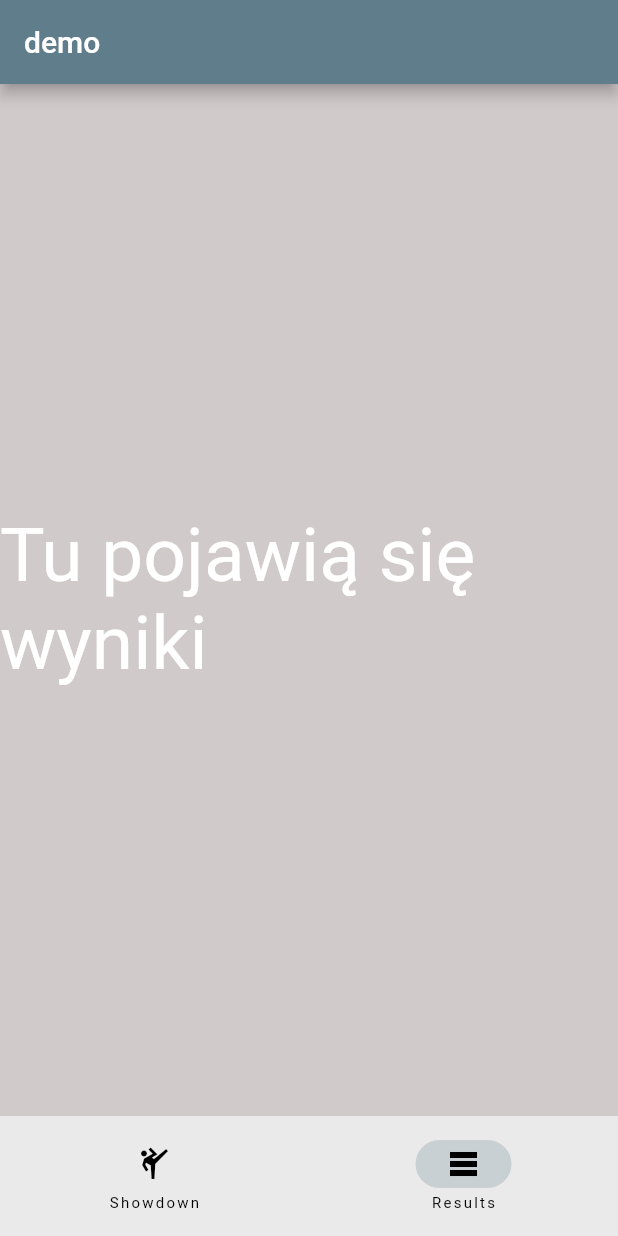
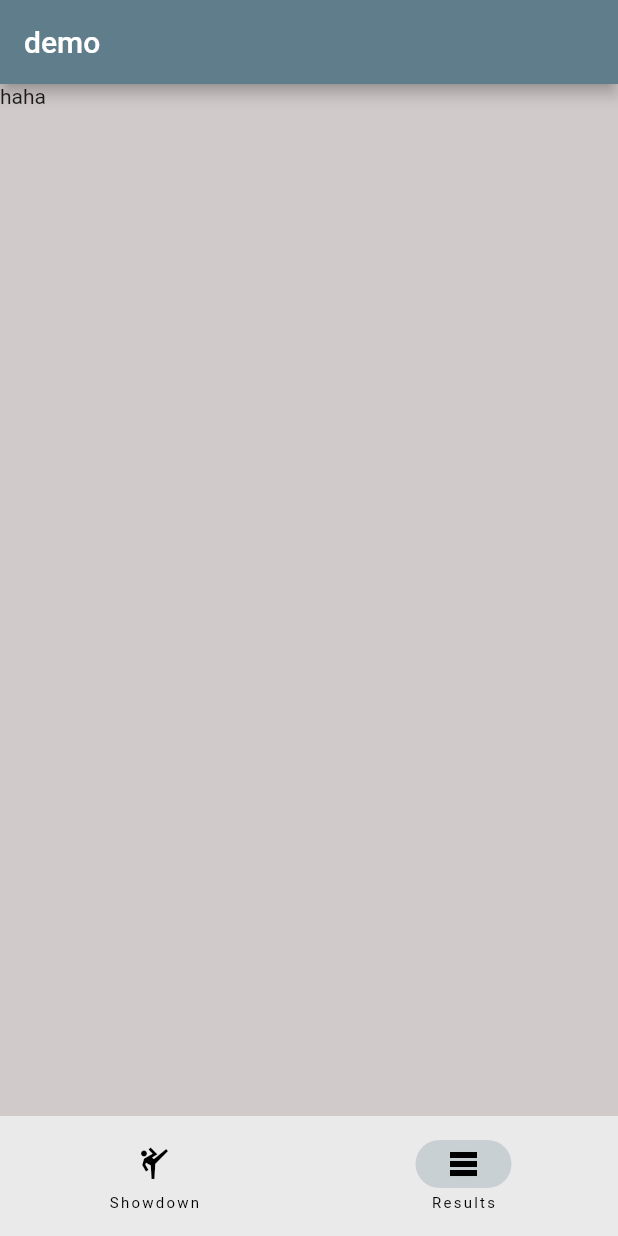
Before and after one commit to Joe676/TheMightiest, a Flutter app: the screen it shows after launch, item 2 of the bottom bar chosen, on a phone screen of 412 x 824 dp. Run offline on Flutter 3.47's test engine with Material 2 defaults, Android fonts, the phone set to English and light mode, and no system bars; our stand-ins replace cloud_firestore, firebase_core, firebase_database; accounts and stored records are empty; generated files the repository leaves out were written again.

Commit message:
fixing a leak

```diff
--- a/demo/lib/marvel_page.dart
+++ b/demo/lib/marvel_page.dart
@@ -1,4 +1,4 @@
-import 'package:demo/character_vote.dart';
+import 'package:demo/components/character_vote.dart';
 import 'package:demo/dataAccess/CharactersDataAccess.dart';
 import 'package:flutter/src/widgets/container.dart';
 import 'package:flutter/src/widgets/framework.dart';
--- a/demo/lib/results_page.dart
+++ b/demo/lib/results_page.dart
@@ -7,15 +7,11 @@ class ResultsPage extends StatelessWidget {
 
   @override
   Widget build(BuildContext context) {
-    return const Scaffold(
-      body: Center(
-        child: Text(
-          "Tu pojawią się wyniki",
-          style: TextStyle(
-            fontSize: 50,
-            color: Colors.white,
-          ),
-        ),
+    return Scaffold(
+      body: ListView(
+        children: const [
+          Text("haha")
+        ],
       ),
     );
   }
```
Also changed, not shown: demo/lib/components/character_vote.dart (renamed from demo/lib/character_vote.dart, +0 -7 lines), demo/lib/components/result_row.dart (added, +14 -0 lines), demo/lib/firebase_options.dart (deleted), 1 other file.
